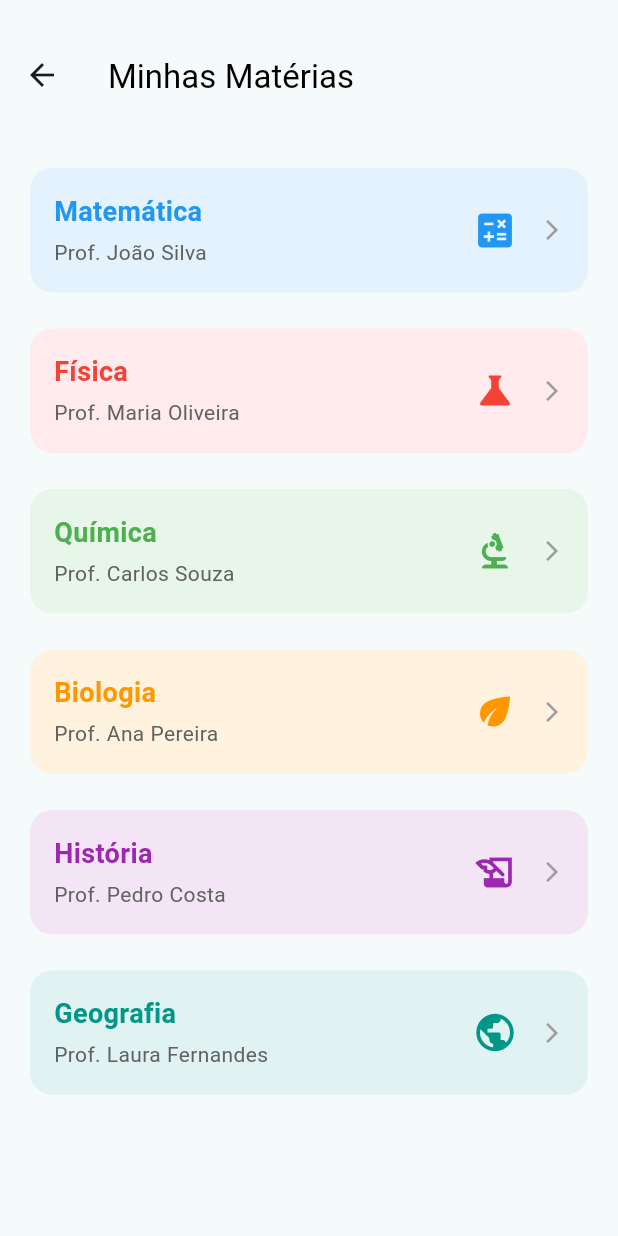
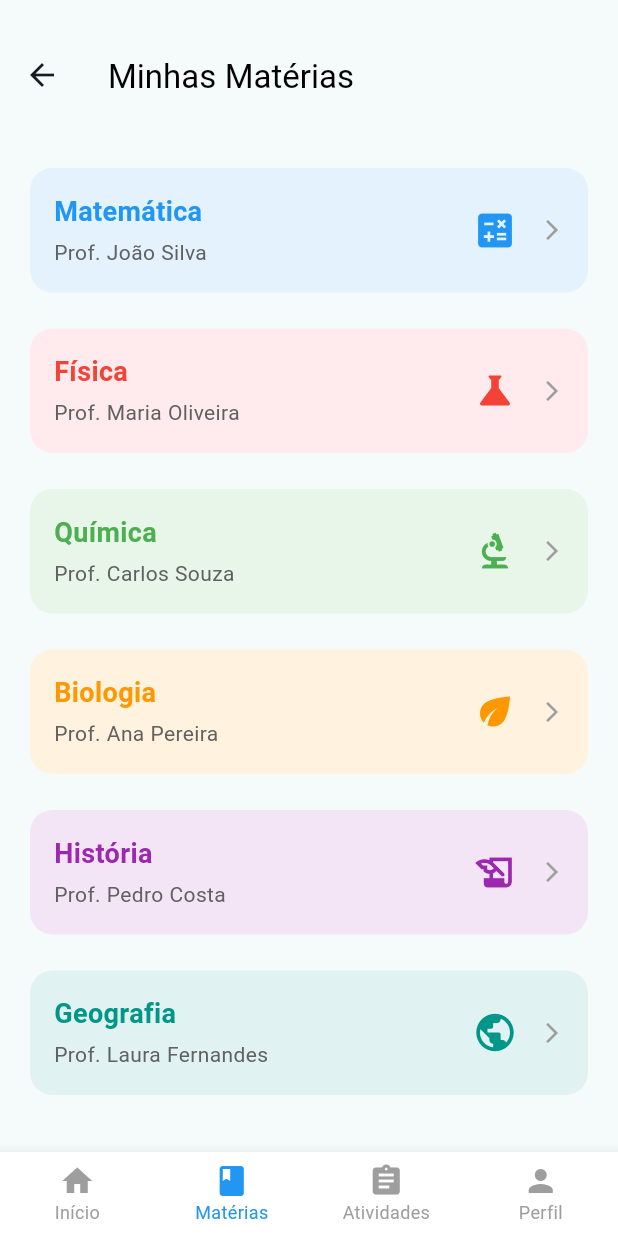
Before and after one commit to PoliGrades/Frontend, a Flutter app: the MobileHomeScreen screen opened directly, after a tap on "Ver todas", on a phone screen of 412 x 824 dp. Run offline on Flutter 3.47's test engine with Material 3 defaults, Android fonts, the light colour scheme and no system bars; our stand-ins replace fl_chart, google_fonts, syncfusion_flutter_calendar; missing offline and left inert: syncfusion_localizations.

Commit message:
feat: add bottomNavigationBar to MobileCourseOverview

```diff
--- a/lib/src/course_overview_screen.dart
+++ b/lib/src/course_overview_screen.dart
@@ -1,8 +1,11 @@
 import 'package:flutter/material.dart';
 import 'package:google_fonts/google_fonts.dart';
+import 'package:polieats_frontend/src/assignment_screen.dart';
 import 'package:polieats_frontend/src/data/Courses.dart';
 import 'package:polieats_frontend/src/home_screen.dart';
 import 'package:polieats_frontend/src/widgets/course_overview_card.dart';
+import 'package:polieats_frontend/src/profile_screen.dart';
+
 
 class CourseOverviewScreen extends StatefulWidget{
   const CourseOverviewScreen({super.key});
@@ -55,7 +58,11 @@ class _CourseOverviewScreen extends State<CourseOverviewScreen> {
               homeScreen: HomeScreen(),
             );
           } else {
-            return MobileCourseOverviewScreen(courses: courses);
+            return MobileCourseOverviewScreen(
+              courses: courses,
+              selectedIndex: _selectedIndex,
+              onItemTapped: _onItemTapped,
+            );
           }
         },
       ),
@@ -65,7 +72,15 @@ class _CourseOverviewScreen extends State<CourseOverviewScreen> {
 
 class MobileCourseOverviewScreen extends StatelessWidget {
   final List<Course> courses;
-  const MobileCourseOverviewScreen({super.key, required this.courses});
+  final int selectedIndex;
+  final ValueChanged<int> onItemTapped;
+
+  const MobileCourseOverviewScreen({
+    super.key,
+    required this.courses,
+    required this.selectedIndex,
+    required this.onItemTapped
+  });
 
   @override
   Widget build(BuildContext context) {
@@ -89,6 +104,32 @@ class MobileCourseOverviewScreen extends StatelessWidget {
           final course = courses[index];
           return CourseOverviewCard(course: course);
         },
+      ),
+      bottomNavigationBar: BottomNavigationBar(
+        currentIndex: selectedIndex,
+        backgroundColor: Colors.white,
+        type: BottomNavigationBarType.fixed,
+        iconSize: 24,
+        selectedItemColor: Colors.blue,
+        unselectedItemColor: Colors.grey,
+        selectedLabelStyle: TextStyle(
+          fontFamily: GoogleFonts.leagueSpartan().fontFamily,
+          fontSize: 12,
+        ),
+        unselectedLabelStyle: TextStyle(
+          fontFamily: GoogleFonts.leagueSpartan().fontFamily,
+          fontSize: 12,
+        ),
+        onTap: onItemTapped,
+        items: const <BottomNavigationBarItem>[
+          BottomNavigationBarItem(icon: Icon(Icons.home), label: 'Início'),
+          BottomNavigationBarItem(icon: Icon(Icons.book), label: 'Matérias'),
+          BottomNavigationBarItem(
+            icon: Icon(Icons.assignment),
+            label: 'Atividades',
+          ),
+          BottomNavigationBarItem(icon: Icon(Icons.person), label: 'Perfil'),
+        ],
       ),
     );
   }
--- a/lib/src/home_screen.dart
+++ b/lib/src/home_screen.dart
@@ -179,7 +179,7 @@ class MobileHomeScreen extends StatelessWidget {
                               fontSize: 18,
                             ),
                           ),
-                          ElevatedButton(//////////////////
+                          ElevatedButton(
                             onPressed: () {
                               Navigator.push( context, MaterialPageRoute(
                                 builder: (context) => CourseOverviewScreen(),
@@ -718,8 +718,14 @@ class MobileHomeScreen extends StatelessWidget {
             case 0:
               break;
             case 1:
+              Navigator.of(
+                  context,
+                ).push(MaterialPageRoute(builder: (context) => CourseOverviewScreen()));
               break;
             case 2:
+              // Navigator.of(
+              //   context,
+              // ).push(MaterialPageRoute(builder: (context) => AssignmentOverviewScreen()));
               break;
             case 3:
               Navigator.of(
```
